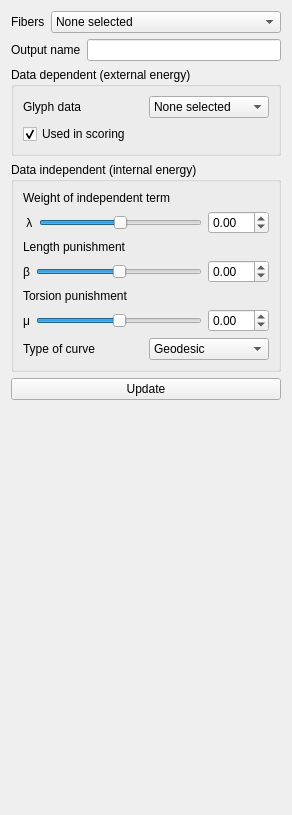
Old version of the form branches/smeesters/plugins/testing/smeesters/ScoringMeasures/ScoringMeasures.ui in the repository BackupTheBerlios/viste-tool-svn.
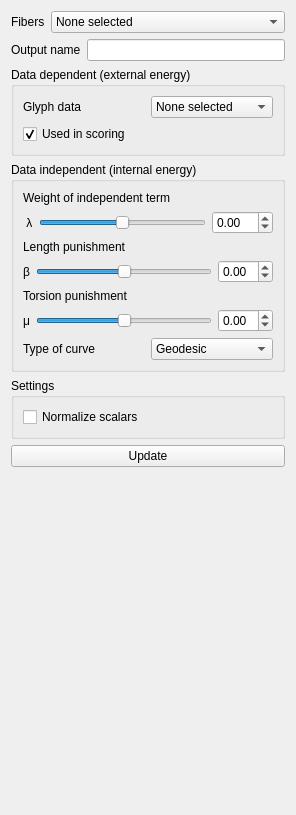
New version of the form.

```diff
--- a/branches/smeesters/plugins/testing/smeesters/ScoringMeasures/ScoringMeasures.ui
+++ b/branches/smeesters/plugins/testing/smeesters/ScoringMeasures/ScoringMeasures.ui
@@ -6,7 +6,7 @@
    <rect>
     <x>0</x>
     <y>0</y>
-    <width>292</width>
+    <width>296</width>
     <height>815</height>
    </rect>
   </property>
@@ -155,10 +155,10 @@
         <item>
          <widget class="QSlider" name="betaSlider">
           <property name="minimum">
-           <number>-99</number>
+           <number>-500</number>
           </property>
           <property name="maximum">
-           <number>99</number>
+           <number>500</number>
           </property>
           <property name="orientation">
            <enum>Qt::Horizontal</enum>
@@ -171,10 +171,13 @@
            <number>2</number>
           </property>
           <property name="minimum">
-           <double>-99.000000000000000</double>
+           <double>-5.000000000000000</double>
           </property>
           <property name="maximum">
-           <double>99.000000000000000</double>
+           <double>5.000000000000000</double>
+          </property>
+          <property name="singleStep">
+           <double>0.010000000000000</double>
           </property>
          </widget>
         </item>
@@ -199,7 +202,10 @@
         <item>
          <widget class="QSlider" name="muuSlider">
           <property name="minimum">
-           <number>-99</number>
+           <number>-500</number>
+          </property>
+          <property name="maximum">
+           <number>500</number>
           </property>
           <property name="orientation">
            <enum>Qt::Horizontal</enum>
@@ -212,7 +218,13 @@
            <number>2</number>
           </property>
           <property name="minimum">
-           <double>-99.000000000000000</double>
+           <double>-5.000000000000000</double>
+          </property>
+          <property name="maximum">
+           <double>5.000000000000000</double>
+          </property>
+          <property name="singleStep">
+           <double>0.010000000000000</double>
           </property>
          </widget>
         </item>
@@ -246,6 +258,22 @@
      </layout>
     </widget>
    </item>
+   <item>
+    <widget class="QGroupBox" name="groupBox">
+     <property name="title">
+      <string>Settings</string>
+     </property>
+     <layout class="QVBoxLayout" name="verticalLayout_4">
+      <item>
+       <widget class="QCheckBox" name="normalizeScalarsCheckBox">
+        <property name="text">
+         <string>Normalize scalars</string>
+        </property>
+       </widget>
+      </item>
+     </layout>
+    </widget>
+   </item>
    <item>
     <widget class="QPushButton" name="updateButton">
      <property name="text">
```
Left out of the diff: 5 changed lines with no effect on the pictures.
